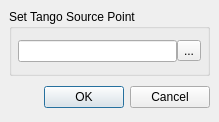
Before: the Qt Designer form qumbia-plugins/qt-designer/forms/editsourcedialog.ui in ELETTRA-SincrotroneTrieste/cumbia-libs, drawn with Qt 5.
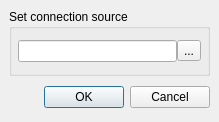
After: the same form once the commit is applied.

What changed in the file:
```diff
--- a/qumbia-plugins/qt-designer/forms/editsourcedialog.ui
+++ b/qumbia-plugins/qt-designer/forms/editsourcedialog.ui
@@ -20,17 +20,15 @@
     <number>6</number>
    </property>
    <item>
-    <widget class="QGroupBox" name="groupBox" >
-     <property name="sizePolicy" >
-      <sizepolicy>
-       <hsizetype>5</hsizetype>
-       <vsizetype>5</vsizetype>
+    <widget class="QGroupBox" name="groupBox">
+     <property name="sizePolicy">
+      <sizepolicy hsizetype="Preferred" vsizetype="Preferred">
        <horstretch>0</horstretch>
        <verstretch>1</verstretch>
       </sizepolicy>
      </property>
-     <property name="title" >
-      <string>Set Tango Source Point</string>
+     <property name="title">
+      <string>Set connection source</string>
      </property>
      <layout class="QHBoxLayout" >
       <property name="margin" >
```
Left out of the diff: 96 changed lines with no effect on the pictures.
